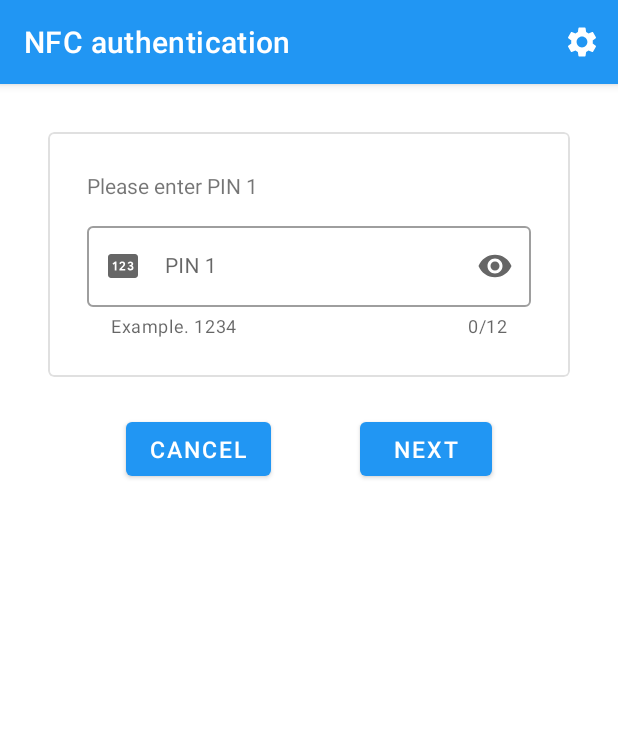
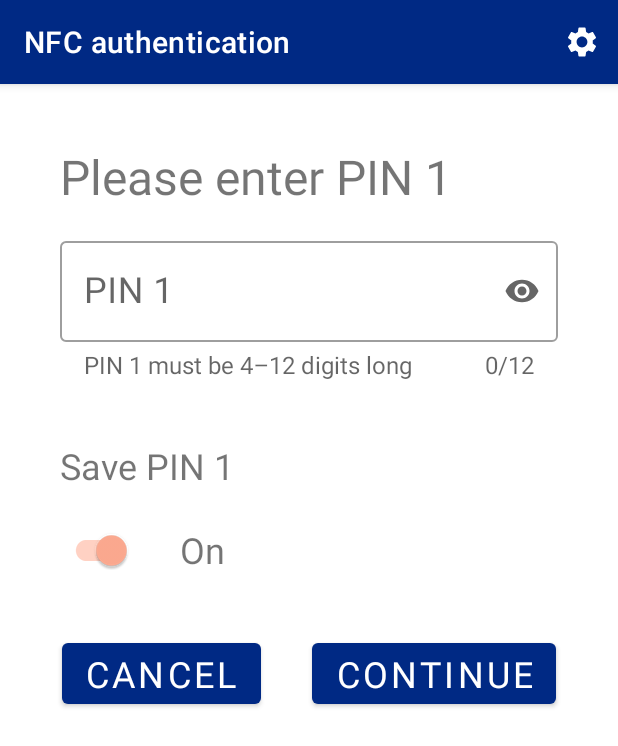
Before and after one commit to TanelOrumaa/Estonian-ID-card-mobile-authenticator-POC, an Android app: the PinFragment screen opened through its navigation route, on a phone screen of 412 x 824 dp. Shown: the top 746 px of the screen. Run offline under Robolectric (Android 15) with nearby library versions, the phone set to English and light mode, and no system bars; 4 statements that could not run were skipped.

Commit message:
MOB-40 improved CAN and PIN views

```diff
--- a/MobileAuthApp/app/src/main/java/com/tarkvaraprojekt/mobileauthapp/HomeFragment.kt
+++ b/MobileAuthApp/app/src/main/java/com/tarkvaraprojekt/mobileauthapp/HomeFragment.kt
@@ -53,6 +53,7 @@ class HomeFragment : Fragment() {
         }
         val mobile = requireActivity().intent.getBooleanExtra("mobile", false)
         if (auth || mobile){
+
             try {
                 if (mobile) {
                     // We use !! because we want an exception when something is not right.
@@ -73,6 +74,7 @@ class HomeFragment : Fragment() {
                 requireActivity().setResult(AppCompatActivity.RESULT_CANCELED, resultIntent)
                 requireActivity().finish()
             }
+
             goToTheNextFragment(true, mobile)
         }
         binding!!.beginButton.setOnClickListener { goToTheNextFragment() }
--- a/MobileAuthApp/app/src/main/java/com/tarkvaraprojekt/mobileauthapp/MainActivity.kt
+++ b/MobileAuthApp/app/src/main/java/com/tarkvaraprojekt/mobileauthapp/MainActivity.kt
@@ -40,6 +40,7 @@ class MainActivity : AppCompatActivity() {
         R.id.menu_settings_option -> {
             if (menuAvailable) {
                 navigationController.navigate(R.id.action_homeFragment_to_settingsFragment)
+                menuAvailable = false
                 true
             } else {
                 Toast.makeText(this, getString(R.string.unavailable), Toast.LENGTH_SHORT).show()
--- a/MobileAuthApp/app/src/main/res/layout/fragment_pin.xml
+++ b/MobileAuthApp/app/src/main/res/layout/fragment_pin.xml
@@ -4,81 +4,116 @@
     xmlns:tools="http://schemas.android.com/tools"
     android:layout_width="match_parent"
     android:layout_height="match_parent"
-    android:padding="24dp"
-    tools:context=".PinFragment">
+    android:padding="@dimen/padding"
+    tools:context=".MainActivity">
 
-    <com.google.android.material.card.MaterialCardView
-        android:id="@+id/card_view"
+    <TextView
+        android:id="@+id/title_text"
         android:layout_width="match_parent"
         android:layout_height="wrap_content"
-        android:layout_margin="8dp"
-        app:layout_constraintEnd_toEndOf="parent"
+        android:layout_margin="@dimen/margin_big"
+        android:fontFamily="sans-serif"
+        android:text="@string/pin_view"
+        android:textSize="@dimen/headline_text"
         app:layout_constraintStart_toStartOf="parent"
-        app:layout_constraintTop_toTopOf="parent"
-        app:strokeWidth="1dp"
-        app:strokeColor="@color/stroke_color"
-        app:cardElevation="0dp">
-
-        <LinearLayout
-            android:layout_width="match_parent"
-            android:layout_height="wrap_content"
-            android:orientation="vertical"
-            android:padding="20dp">
-
-            <TextView
-                android:id="@+id/pin_fragment_text"
-                android:layout_width="wrap_content"
-                android:layout_height="wrap_content"
-                android:layout_margin="6dp"
-                android:text="@string/pin_fragment" />
+        app:layout_constraintTop_toTopOf="parent" />
 
     <com.google.android.material.textfield.TextInputLayout
-                android:id="@+id/pin_edit_text"
+        android:id="@+id/pinTextField"
         style="@style/Widget.MaterialComponents.TextInputLayout.OutlinedBox"
         android:layout_width="match_parent"
         android:layout_height="wrap_content"
-                android:layout_margin="6dp"
-                android:hint="@string/enter_pin"
+        android:layout_margin="@dimen/margin_big"
+        android:hint="@string/hint_pin"
         app:counterEnabled="true"
         app:counterMaxLength="12"
+        app:counterOverflowTextAppearance="@style/helper"
+        app:counterTextAppearance="@style/helper"
         app:endIconMode="password_toggle"
-                app:errorEnabled="true"
-                app:helperText="@string/example_pin"
+        app:helperText="@string/helper_pin"
         app:helperTextEnabled="true"
-                app:startIconDrawable="@drawable/can_logo">
+        app:helperTextTextAppearance="@style/helper"
+        app:layout_constraintStart_toStartOf="parent"
+        app:layout_constraintTop_toBottomOf="@id/title_text">
 
         <com.google.android.material.textfield.TextInputEditText
             android:layout_width="match_parent"
             android:layout_height="wrap_content"
+            android:fontFamily="sans-serif"
             android:inputType="numberPassword"
-                    android:textSize="14sp" />
+            android:singleLine="true"
+            android:textSize="@dimen/regular_text" />
 
     </com.google.android.material.textfield.TextInputLayout>
 
+    <TextView
+        android:id="@+id/save_pin_question"
+        android:layout_width="wrap_content"
+        android:layout_height="wrap_content"
+        android:layout_margin="@dimen/margin_big"
+        android:paddingTop="@dimen/padding"
+        android:fontFamily="sans-serif"
+        android:text="@string/save_pin"
+        android:textSize="@dimen/regular_text"
+        app:layout_constraintStart_toStartOf="parent"
+        app:layout_constraintTop_toBottomOf="@id/pinTextField" />
+
+    <LinearLayout
+        android:id="@+id/save_layout"
+        android:layout_width="match_parent"
+        android:layout_height="wrap_content"
+        android:orientation="horizontal"
+        app:layout_constraintStart_toStartOf="parent"
+        app:layout_constraintEnd_toEndOf="parent"
+        app:layout_constraintTop_toBottomOf="@id/save_pin_question">
+
+        <com.google.android.material.switchmaterial.SwitchMaterial
+            android:id="@+id/save_switch"
+            android:layout_width="wrap_content"
+            android:layout_height="wrap_content"
+            android:layout_margin="@dimen/margin_big"
+            android:checked="true"
+            android:minWidth="48dp"
+            android:minHeight="48dp"
+            android:layout_gravity="center_vertical"/>
+
+        <TextView
+            android:id="@+id/save_status"
+            android:layout_width="wrap_content"
+            android:layout_height="wrap_content"
+            android:layout_margin="@dimen/margin_big"
+            android:fontFamily="sans-serif"
+            android:text="@string/pin_save_on"
+            android:textSize="@dimen/regular_text"
+            android:layout_gravity="center_vertical"/>
+
     </LinearLayout>
 
-    </com.google.android.material.card.MaterialCardView>
+    <Button
+        android:id="@+id/button_cancel"
+        android:layout_width="wrap_content"
+        android:layout_height="wrap_content"
+        android:layout_margin="@dimen/margin_big"
+        android:fontFamily="sans-serif"
+        android:text="@string/button_cancel"
+        android:textSize="@dimen/regular_text"
+        app:layout_constraintEnd_toStartOf="@+id/button_continue"
+        app:layout_constraintHorizontal_bias="0.5"
+        app:layout_constraintHorizontal_chainStyle="spread"
+        app:layout_constraintStart_toStartOf="parent"
+        app:layout_constraintTop_toBottomOf="@id/save_layout" />
 
     <Button
-        android:id="@+id/next_button"
+        android:id="@+id/button_continue"
         android:layout_width="wrap_content"
         android:layout_height="wrap_content"
-        android:layout_marginTop="24dp"
-        android:text="@string/next_text"
-        android:textSize="15sp"
+        android:layout_margin="@dimen/margin_big"
+        android:fontFamily="sans-serif"
+        android:text="@string/continue_button"
+        android:textSize="@dimen/regular_text"
         app:layout_constraintEnd_toEndOf="parent"
-        app:layout_constraintStart_toEndOf="@id/cancel_button"
-        app:layout_constraintTop_toBottomOf="@id/card_view" />
-
-    <Button
-        android:id="@+id/cancel_button"
-        android:layout_width="wrap_content"
-        android:layout_height="wrap_content"
-        android:layout_marginTop="24dp"
-        android:text="@string/cancel_text"
-        android:textSize="15sp"
-        app:layout_constraintEnd_toStartOf="@id/next_button"
-        app:layout_constraintStart_toStartOf="parent"
-        app:layout_constraintTop_toBottomOf="@id/card_view" />
+        app:layout_constraintHorizontal_bias="0.5"
+        app:layout_constraintStart_toEndOf="@+id/button_cancel"
+        app:layout_constraintTop_toBottomOf="@id/save_layout" />
 
 </androidx.constraintlayout.widget.ConstraintLayout>
--- a/MobileAuthApp/app/src/main/res/values/colors.xml
+++ b/MobileAuthApp/app/src/main/res/values/colors.xml
@@ -8,9 +8,9 @@
     <color name="black">#FF000000</color>
     <color name="white">#FFFFFFFF</color>
 
-    <color name="blue_200">#90caf9</color>
-    <color name="blue_500">#2196f3</color>
-    <color name="blue_700">#1976d2</color>
-    <color name="orange_200">#ffcc80</color>
+    <color name="blue_200">#d1d9ff</color>
+    <color name="blue_500">#002984</color>
+    <color name="blue_700">#001970</color>
+    <color name="orange_200">#ffab91</color>
     <color name="orange_700">#f57c00</color>
 </resources>
--- a/MobileAuthApp/app/src/main/res/values/strings.xml
+++ b/MobileAuthApp/app/src/main/res/values/strings.xml
@@ -73,4 +73,20 @@
     <string name="hide">HIDE</string>
     <string name="hidden_pin">****</string>
     <string name="unavailable">Settings currently unavailable</string>
+
+    <!-- TEMPORARY SOLUTION -->
+    <string name="can_view">Please enter CAN</string>
+    <string name="hint">CAN</string>
+    <string name="button_cancel">Cancel</string>
+    <string name="helper">CAN must be 6 digits long</string>
+    <string name="can_saved">CAN saved</string>
+    <string name="action_undo">UNDO</string>
+    <string name="pin_view">Please enter PIN 1</string>
+    <string name="hint_pin">PIN 1</string>
+    <string name="helper_pin">PIN 1 must be 4–12 digits long</string>
+    <string name="save_pin">Save PIN 1</string>
+    <string name="pin_saved">PIN saved</string>
+    <string name="pin_save_on">On</string>
+    <string name="pin_save_off">Off</string>
+    <string name="continue_button">CONTINUE</string>
 </resources>
```
Also changed, not shown: MobileAuthApp/app/src/main/java/com/tarkvaraprojekt/mobileauthapp/CanFragment.kt (+22 -54 lines), MobileAuthApp/app/src/main/java/com/tarkvaraprojekt/mobileauthapp/PinFragment.kt (+57 -66 lines), MobileAuthApp/app/src/main/res/layout/fragment_can.xml (+32 -57 lines), 2 other files. Lines whose indentation alone changed are shown as unchanged.
